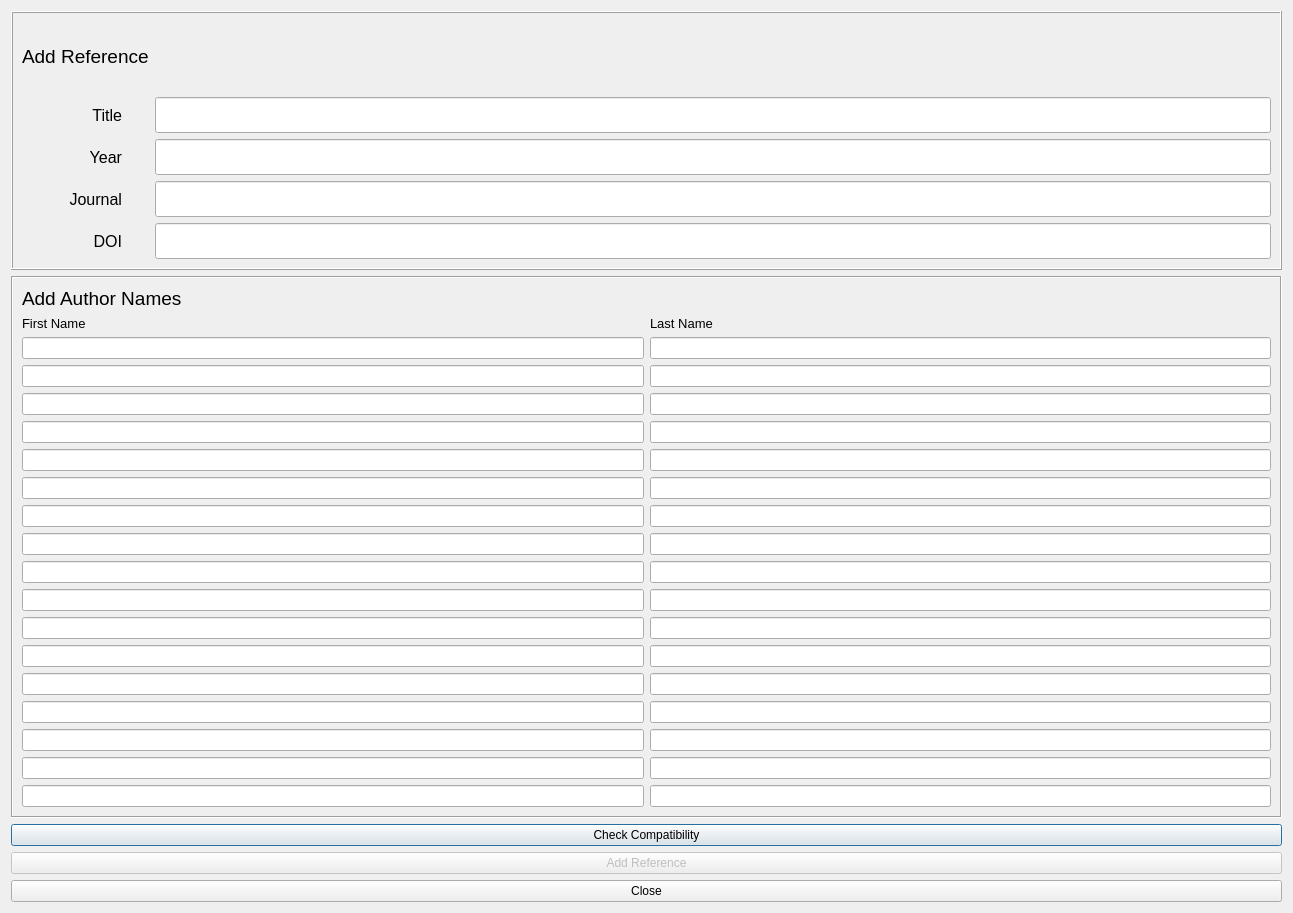
The window that tabs/reference_manager.ui (gusbacos/SUEWS-Database-manager) describes before a commit, drawn with Qt 5.
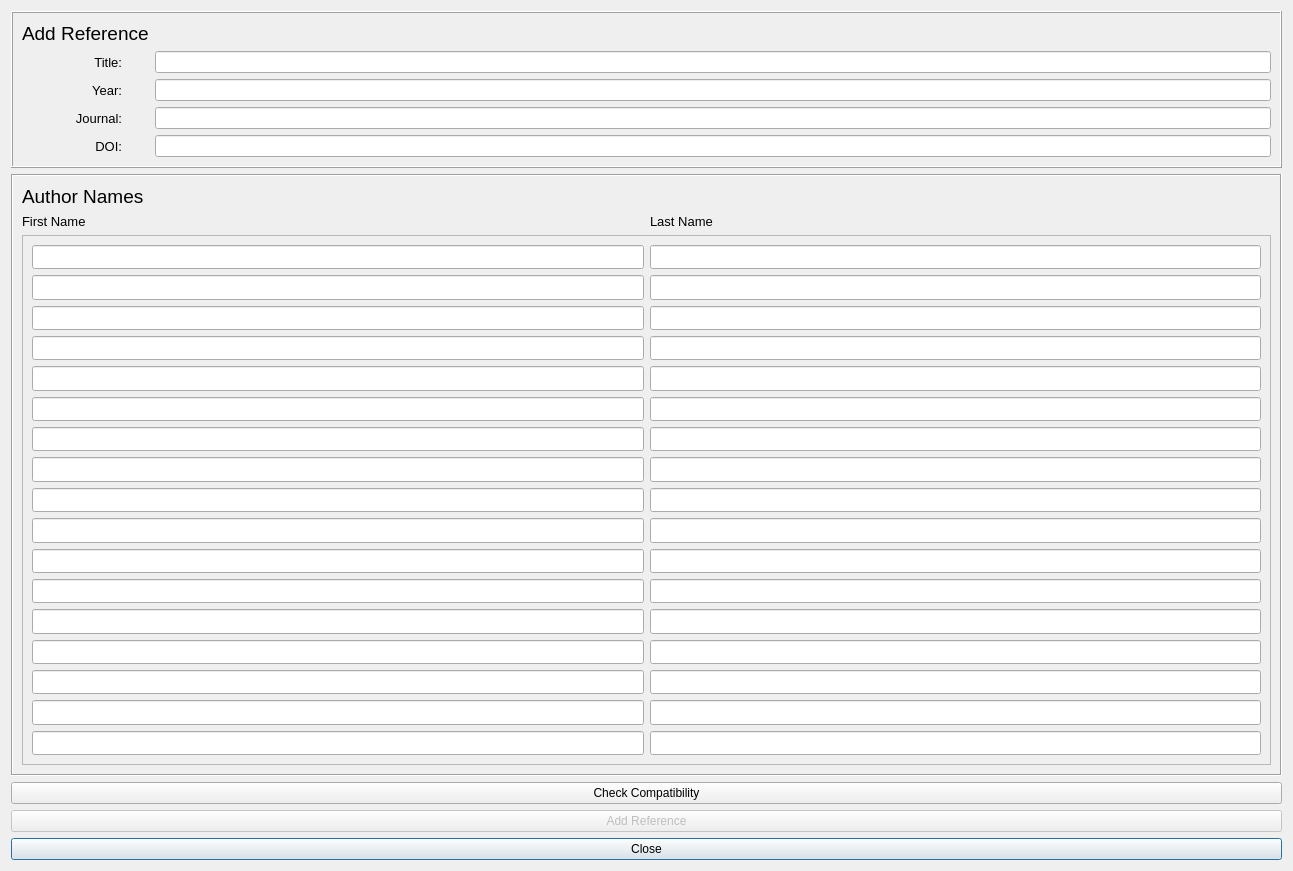
The same window after the commit. Custom widgets are drawn as their Qt base class.

The edit to the form file:
```diff
--- a/tabs/reference_manager.ui
+++ b/tabs/reference_manager.ui
@@ -7,7 +7,7 @@
     <x>0</x>
     <y>0</y>
     <width>1293</width>
-    <height>913</height>
+    <height>871</height>
    </rect>
   </property>
   <property name="windowTitle">
@@ -34,6 +34,54 @@
         </property>
        </widget>
       </item>
+      <item row="3" column="0">
+       <widget class="QLabel" name="label_5">
+        <property name="maximumSize">
+         <size>
+          <width>100</width>
+          <height>16777215</height>
+         </size>
+        </property>
+        <property name="font">
+         <font>
+          <pointsize>10</pointsize>
+          <weight>50</weight>
+          <bold>false</bold>
+          <strikeout>false</strikeout>
+         </font>
+        </property>
+        <property name="text">
+         <string>Journal:</string>
+        </property>
+        <property name="alignment">
+         <set>Qt::AlignRight|Qt::AlignTrailing|Qt::AlignVCenter</set>
+        </property>
+       </widget>
+      </item>
+      <item row="2" column="0">
+       <widget class="QLabel" name="label_4">
+        <property name="maximumSize">
+         <size>
+          <width>100</width>
+          <height>16777215</height>
+         </size>
+        </property>
+        <property name="font">
+         <font>
+          <pointsize>10</pointsize>
+          <weight>50</weight>
+          <bold>false</bold>
+          <strikeout>false</strikeout>
+         </font>
+        </property>
+        <property name="text">
+         <string>Year:</string>
+        </property>
+        <property name="alignment">
+         <set>Qt::AlignRight|Qt::AlignTrailing|Qt::AlignVCenter</set>
+        </property>
+       </widget>
+      </item>
       <item row="1" column="0">
        <widget class="QLabel" name="label_3">
         <property name="maximumSize">
@@ -44,14 +92,14 @@
         </property>
         <property name="font">
          <font>
-          <pointsize>12</pointsize>
+          <pointsize>10</pointsize>
           <weight>50</weight>
           <bold>false</bold>
           <strikeout>false</strikeout>
          </font>
         </property>
         <property name="text">
-         <string>Title</string>
+         <string>Title:</string>
         </property>
         <property name="alignment">
          <set>Qt::AlignRight|Qt::AlignTrailing|Qt::AlignVCenter</set>
@@ -74,83 +122,6 @@
         </property>
        </widget>
       </item>
-      <item row="2" column="0">
-       <widget class="QLabel" name="label_4">
-        <property name="maximumSize">
-         <size>
-          <width>100</width>
-          <height>16777215</height>
-         </size>
-        </property>
-        <property name="font">
-         <font>
-          <pointsize>12</pointsize>
-          <weight>50</weight>
-          <bold>false</bold>
-          <strikeout>false</strikeout>
-         </font>
-        </property>
-        <property name="text">
-         <string>Year</string>
-        </property>
-        <property name="alignment">
-         <set>Qt::AlignRight|Qt::AlignTrailing|Qt::AlignVCenter</set>
-        </property>
-       </widget>
-      </item>
-      <item row="2" column="1">
-       <widget class="QgsFilterLineEdit" name="textEditYear">
-        <property name="maximumSize">
-         <size>
-          <width>16777215</width>
-          <height>36</height>
-         </size>
-        </property>
-        <property name="inputMethodHints">
-         <set>Qt::ImhNone</set>
-        </property>
-        <property name="qgisRelation" stdset="0">
-         <string notr="true"/>
-        </property>
-       </widget>
-      </item>
-      <item row="3" column="0">
-       <widget class="QLabel" name="label_5">
-        <property name="maximumSize">
-         <size>
-          <width>100</width>
-          <height>16777215</height>
-         </size>
-        </property>
-        <property name="font">
-         <font>
-          <pointsize>12</pointsize>
-          <weight>50</weight>
-          <bold>false</bold>
-          <strikeout>false</strikeout>
-         </font>
-        </property>
-        <property name="text">
-         <string>Journal</string>
-        </property>
-        <property name="alignment">
-         <set>Qt::AlignRight|Qt::AlignTrailing|Qt::AlignVCenter</set>
-        </property>
-       </widget>
-      </item>
-      <item row="3" column="1">
-       <widget class="QgsFilterLineEdit" name="textEditJournal">
-        <property name="maximumSize">
-         <size>
-          <width>16777215</width>
-          <height>36</height>
-         </size>
-        </property>
-        <property name="qgisRelation" stdset="0">
-         <string notr="true"/>
-        </property>
-       </widget>
-      </item>
       <item row="4" column="0">
        <widget class="QLabel" name="label_6">
         <property name="maximumSize">
@@ -161,14 +132,14 @@
         </property>
         <property name="font">
          <font>
-          <pointsize>12</pointsize>
+          <pointsize>10</pointsize>
           <weight>50</weight>
           <bold>false</bold>
           <strikeout>false</strikeout>
          </font>
         </property>
         <property name="text">
-         <string>DOI</string>
+         <string>DOI:</string>
         </property>
         <property name="alignment">
          <set>Qt::AlignRight|Qt::AlignTrailing|Qt::AlignVCenter</set>
@@ -188,9 +159,66 @@
         </property>
        </widget>
       </item>
+      <item row="2" column="1">
+       <widget class="QgsFilterLineEdit" name="textEditYear">
+        <property name="maximumSize">
+         <size>
+          <width>16777215</width>
+          <height>36</height>
+         </size>
+        </property>
+        <property name="inputMethodHints">
+         <set>Qt::ImhNone</set>
+        </property>
+        <property name="qgisRelation" stdset="0">
+         <string notr="true"/>
+        </property>
+       </widget>
+      </item>
+      <item row="3" column="1">
+       <widget class="QgsFilterLineEdit" name="textEditJournal">
+        <property name="maximumSize">
+         <size>
+          <width>16777215</width>
+          <height>36</height>
+         </size>
+        </property>
+        <property name="qgisRelation" stdset="0">
+         <string notr="true"/>
+        </property>
+       </widget>
+      </item>
      </layout>
     </widget>
    </item>
+   <item row="2" column="0">
+    <layout class="QGridLayout" name="gridLayout_8">
+     <item row="2" column="0">
+      <widget class="QPushButton" name="pushButtonCancel">
+       <property name="text">
+        <string>Close</string>
+       </property>
+      </widget>
+     </item>
+     <item row="0" column="0">
+      <widget class="QPushButton" name="pushButtonCheck">
+       <property name="text">
+        <string>Check Compatibility</string>
+       </property>
+      </widget>
+     </item>
+     <item row="1" column="0">
+      <widget class="QPushButton" name="pushButtonAddRef">
+       <property name="enabled">
+        <bool>false</bool>
+       </property>
+       <property name="text">
+        <string>Add Reference</string>
+       </property>
+      </widget>
+     </item>
+    </layout>
+   </item>
    <item row="1" column="0">
     <widget class="QFrame" name="frame">
      <property name="frameShape">
@@ -200,29 +228,15 @@
       <enum>QFrame::Sunken</enum>
      </property>
      <layout class="QGridLayout" name="gridLayout">
-      <item row="3" column="1">
-       <widget class="QgsFilterLineEdit" name="textEditLN0_1">
-        <property name="maximumSize">
-         <size>
-          <width>16777215</width>
-          <height>36</height>
-         </size>
+      <item row="0" column="0">
+       <widget class="QLabel" name="label_7">
+        <property name="font">
+         <font>
+          <pointsize>14</pointsize>
+         </font>
         </property>
-        <property name="qgisRelation" stdset="0">
-         <string notr="true"/>
-        </property>
-       </widget>
-      </item>
-      <item row="10" column="1">
-       <widget class="QgsFilterLineEdit" name="textEditLN0_8">
-        <property name="maximumSize">
-         <size>
-          <width>16777215</width>
-          <height>36</height>
-         </size>
-        </property>
-        <property name="qgisRelation" stdset="0">
-         <string notr="true"/>
+        <property name="text">
+         <string>Author Names</string>
         </property>
        </widget>
       </item>
@@ -238,71 +252,6 @@
         </property>
        </widget>
       </item>
-      <item row="6" column="1">
-       <widget class="QgsFilterLineEdit" name="textEditLN0_4">
-        <property name="maximumSize">
-         <size>
-          <width>16777215</width>
-          <height>36</height>
-         </size>
-        </property>
-        <property name="qgisRelation" stdset="0">
-         <string notr="true"/>
-        </property>
-       </widget>
-      </item>
-      <item row="5" column="1">
-       <widget class="QgsFilterLineEdit" name="textEditLN0_3">
-        <property name="maximumSize">
-         <size>
-          <width>16777215</width>
-          <height>36</height>
-         </size>
-        </property>
-        <property name="qgisRelation" stdset="0">
-         <string notr="true"/>
-        </property>
-       </widget>
-      </item>
-      <item row="9" column="1">
-       <widget class="QgsFilterLineEdit" name="textEditLN0_7">
-        <property name="maximumSize">
-         <size>
-          <width>16777215</width>
-          <height>36</height>
-         </size>
-        </property>
-        <property name="qgisRelation" stdset="0">
-         <string notr="true"/>
-        </property>
-       </widget>
-      </item>
-      <item row="8" column="1">
-       <widget class="QgsFilterLineEdit" name="textEditLN0_6">
-        <property name="maximumSize">
-         <size>
-          <width>16777215</width>
-          <height>36</height>
-         </size>
-        </property>
-        <property name="qgisRelation" stdset="0">
-         <string notr="true"/>
-        </property>
-       </widget>
-      </item>
-      <item row="2" column="1">
-       <widget class="QgsFilterLineEdit" name="textEditLN0_0">
-        <property name="maximumSize">
-         <size>
-          <width>16777215</width>
-          <height>36</height>
-         </size>
-        </property>
-        <property name="qgisRelation" stdset="0">
-         <string notr="true"/>
-        </property>
-       </widget>
-      </item>
       <item row="1" column="1">
        <widget class="QLabel" name="label_2">
         <property name="font">
@@ -321,33 +270,31 @@
         </property>
        </widget>
       </item>
-      <item row="4" column="1">
-       <widget class="QgsFilterLineEdit" name="textEditLN0_2">
-        <property name="maximumSize">
-         <size>
-          <width>16777215</width>
-          <height>36</height>
-         </size>
+      <item row="2" column="0" colspan="2">
+       <widget class="QScrollArea" name="scrollArea">
+        <property name="sizePolicy">
+         <sizepolicy hsizetype="Preferred" vsizetype="Expanding">
+          <horstretch>0</horstretch>
+          <verstretch>0</verstretch>
+         </sizepolicy>
         </property>
-        <property name="qgisRelation" stdset="0">
-         <string notr="true"/>
+        <property name="sizeAdjustPolicy">
+         <enum>QAbstractScrollArea::AdjustToContents</enum>
         </property>
-       </widget>
-      </item>
-      <item row="7" column="1">
-       <widget class="QgsFilterLineEdit" name="textEditLN0_5">
-        <property name="maximumSize">
-         <size>
-          <width>16777215</width>
-          <height>36</height>
-         </size>
+        <property name="widgetResizable">
+         <bool>true</bool>
         </property>
-        <property name="qgisRelation" stdset="0">
-         <string notr="true"/>
-        </property>
-       </widget>
-      </item>
-      <item row="2" column="0">
+        <widget class="QWidget" name="scrollAreaWidgetContents_3">
+         <property name="geometry">
+          <rect>
+           <x>0</x>
+           <y>0</y>
+           <width>1263</width>
+           <height>609</height>
+          </rect>
+         </property>
+         <layout class="QGridLayout" name="gridLayout_4">
+          <item row="0" column="0">
        <widget class="QgsFilterLineEdit" name="textEditFN_0">
         <property name="maximumSize">
          <size>
@@ -360,8 +307,8 @@
         </property>
        </widget>
       </item>
-      <item row="14" column="1">
-       <widget class="QgsFilterLineEdit" name="textEditLN0_12">
+          <item row="0" column="1">
+           <widget class="QgsFilterLineEdit" name="textEditLN0_0">
         <property name="maximumSize">
          <size>
           <width>16777215</width>
@@ -373,7 +320,7 @@
         </property>
        </widget>
       </item>
-      <item row="3" column="0">
+          <item row="1" column="0">
        <widget class="QgsFilterLineEdit" name="textEditFN_1">
         <property name="maximumSize">
          <size>
@@ -386,7 +333,241 @@
         </property>
        </widget>
       </item>
-      <item row="12" column="1">
+          <item row="1" column="1">
+           <widget class="QgsFilterLineEdit" name="textEditLN0_1">
+            <property name="maximumSize">
+             <size>
+              <width>16777215</width>
+              <height>36</height>
+             </size>
+            </property>
+            <property name="qgisRelation" stdset="0">
+             <string notr="true"/>
+            </property>
+           </widget>
+          </item>
+          <item row="2" column="0">
+           <widget class="QgsFilterLineEdit" name="textEditFN_2">
+            <property name="maximumSize">
+             <size>
+              <width>16777215</width>
+              <height>36</height>
+             </size>
+            </property>
+            <property name="qgisRelation" stdset="0">
+             <string notr="true"/>
+            </property>
+           </widget>
+          </item>
+          <item row="2" column="1">
+           <widget class="QgsFilterLineEdit" name="textEditLN0_2">
+            <property name="maximumSize">
+             <size>
+              <width>16777215</width>
+              <height>36</height>
+             </size>
+            </property>
+            <property name="qgisRelation" stdset="0">
+             <string notr="true"/>
+            </property>
+           </widget>
+          </item>
+          <item row="3" column="0">
+           <widget class="QgsFilterLineEdit" name="textEditFN_3">
+            <property name="maximumSize">
+             <size>
+              <width>16777215</width>
+              <height>36</height>
+             </size>
+            </property>
+            <property name="qgisRelation" stdset="0">
+             <string notr="true"/>
+            </property>
+           </widget>
+          </item>
+          <item row="3" column="1">
+           <widget class="QgsFilterLineEdit" name="textEditLN0_3">
+            <property name="maximumSize">
+             <size>
+              <width>16777215</width>
+              <height>36</height>
+             </size>
+            </property>
+            <property name="qgisRelation" stdset="0">
+             <string notr="true"/>
+            </property>
+           </widget>
+          </item>
+          <item row="4" column="0">
+           <widget class="QgsFilterLineEdit" name="textEditFN_4">
+            <property name="maximumSize">
+             <size>
+              <width>16777215</width>
+              <height>36</height>
+             </size>
+            </property>
+            <property name="qgisRelation" stdset="0">
+             <string notr="true"/>
+            </property>
+           </widget>
+          </item>
+          <item row="4" column="1">
+           <widget class="QgsFilterLineEdit" name="textEditLN0_4">
+            <property name="maximumSize">
+             <size>
+              <width>16777215</width>
+              <height>36</height>
+             </size>
+            </property>
+            <property name="qgisRelation" stdset="0">
+             <string notr="true"/>
+            </property>
+           </widget>
+          </item>
+          <item row="5" column="0">
+           <widget class="QgsFilterLineEdit" name="textEditFN_5">
+            <property name="maximumSize">
+             <size>
+              <width>16777215</width>
+              <height>36</height>
+             </size>
+            </property>
+            <property name="qgisRelation" stdset="0">
+             <string notr="true"/>
+            </property>
+           </widget>
+          </item>
+          <item row="5" column="1">
+           <widget class="QgsFilterLineEdit" name="textEditLN0_5">
+            <property name="maximumSize">
+             <size>
+              <width>16777215</width>
+              <height>36</height>
+             </size>
+            </property>
+            <property name="qgisRelation" stdset="0">
+             <string notr="true"/>
+            </property>
+           </widget>
+          </item>
+          <item row="6" column="0">
+           <widget class="QgsFilterLineEdit" name="textEditFN_6">
+            <property name="maximumSize">
+             <size>
+              <width>16777215</width>
+              <height>36</height>
+             </size>
+            </property>
+            <property name="qgisRelation" stdset="0">
+             <string notr="true"/>
+            </property>
+           </widget>
+          </item>
+          <item row="6" column="1">
+           <widget class="QgsFilterLineEdit" name="textEditLN0_6">
+            <property name="maximumSize">
+             <size>
+              <width>16777215</width>
+              <height>36</height>
+             </size>
+            </property>
+            <property name="qgisRelation" stdset="0">
+             <string notr="true"/>
+            </property>
+           </widget>
+          </item>
+          <item row="7" column="0">
+           <widget class="QgsFilterLineEdit" name="textEditFN_7">
+            <property name="maximumSize">
+             <size>
+              <width>16777215</width>
+              <height>36</height>
+             </size>
+            </property>
+            <property name="qgisRelation" stdset="0">
+             <string notr="true"/>
+            </property>
+           </widget>
+          </item>
+          <item row="7" column="1">
+           <widget class="QgsFilterLineEdit" name="textEditLN0_7">
+            <property name="maximumSize">
+             <size>
+              <width>16777215</width>
+              <height>36</height>
+             </size>
+            </property>
+            <property name="qgisRelation" stdset="0">
+             <string notr="true"/>
+            </property>
+           </widget>
+          </item>
+          <item row="8" column="0">
+           <widget class="QgsFilterLineEdit" name="textEditFN_8">
+            <property name="maximumSize">
+             <size>
+              <width>16777215</width>
+              <height>36</height>
+             </size>
+            </property>
+            <property name="qgisRelation" stdset="0">
+             <string notr="true"/>
+            </property>
+           </widget>
+          </item>
+          <item row="8" column="1">
+           <widget class="QgsFilterLineEdit" name="textEditLN0_8">
+            <property name="maximumSize">
+             <size>
+              <width>16777215</width>
+              <height>36</height>
+             </size>
+            </property>
+            <property name="qgisRelation" stdset="0">
+             <string notr="true"/>
+            </property>
+           </widget>
+          </item>
+          <item row="9" column="0">
+           <widget class="QgsFilterLineEdit" name="textEditFN_9">
+            <property name="maximumSize">
+             <size>
+              <width>16777215</width>
+              <height>36</height>
+             </size>
+            </property>
+            <property name="qgisRelation" stdset="0">
+             <string notr="true"/>
+            </property>
+           </widget>
+          </item>
+          <item row="9" column="1">
+           <widget class="QgsFilterLineEdit" name="textEditLN0_9">
+            <property name="maximumSize">
+             <size>
+              <width>16777215</width>
+              <height>36</height>
+             </size>
+            </property>
+            <property name="qgisRelation" stdset="0">
+             <string notr="true"/>
+            </property>
+           </widget>
+          </item>
+          <item row="10" column="0">
+           <widget class="QgsFilterLineEdit" name="textEditFN_10">
+            <property name="maximumSize">
+             <size>
+              <width>16777215</width>
+              <height>36</height>
+             </size>
+            </property>
+            <property name="qgisRelation" stdset="0">
+             <string notr="true"/>
+            </property>
+           </widget>
+          </item>
+          <item row="10" column="1">
        <widget class="QgsFilterLineEdit" name="textEditLN0_10">
         <property name="maximumSize">
          <size>
@@ -399,47 +580,8 @@
         </property>
        </widget>
       </item>
-      <item row="15" column="1">
-       <widget class="QgsFilterLineEdit" name="textEditLN0_13">
-        <property name="maximumSize">
-         <size>
-          <width>16777215</width>
-          <height>36</height>
-         </size>
-        </property>
-        <property name="qgisRelation" stdset="0">
-         <string notr="true"/>
-        </property>
-       </widget>
-      </item>
-      <item row="18" column="1">
-       <widget class="QgsFilterLineEdit" name="textEditLN0_16">
-        <property name="maximumSize">
-         <size>
-          <width>16777215</width>
-          <height>36</height>
-         </size>
-        </property>
-        <property name="qgisRelation" stdset="0">
-         <string notr="true"/>
-        </property>
-       </widget>
-      </item>
-      <item row="16" column="1">
-       <widget class="QgsFilterLineEdit" name="textEditLN0_14">
-        <property name="maximumSize">
-         <size>
-          <width>16777215</width>
-          <height>36</height>
-         </size>
-        </property>
-        <property name="qgisRelation" stdset="0">
-         <string notr="true"/>
-        </property>
-       </widget>
-      </item>
-      <item row="17" column="1">
-       <widget class="QgsFilterLineEdit" name="textEditLN0_15">
+          <item row="11" column="0">
+           <widget class="QgsFilterLineEdit" name="textEditFN_11">
         <property name="maximumSize">
          <size>
           <width>16777215</width>
@@ -452,19 +594,6 @@
        </widget>
       </item>
       <item row="11" column="1">
-       <widget class="QgsFilterLineEdit" name="textEditLN0_9">
-        <property name="maximumSize">
-         <size>
-          <width>16777215</width>
-          <height>36</height>
-         </size>
-        </property>
-        <property name="qgisRelation" stdset="0">
-         <string notr="true"/>
-        </property>
-       </widget>
-      </item>
-      <item row="13" column="1">
        <widget class="QgsFilterLineEdit" name="textEditLN0_11">
         <property name="maximumSize">
          <size>
@@ -478,7 +607,7 @@
        </widget>
       </item>
       <item row="12" column="0">
-       <widget class="QgsFilterLineEdit" name="textEditFN_10">
+           <widget class="QgsFilterLineEdit" name="textEditFN_12">
         <property name="maximumSize">
          <size>
           <width>16777215</width>
@@ -490,21 +619,8 @@
         </property>
        </widget>
       </item>
-      <item row="7" column="0">
-       <widget class="QgsFilterLineEdit" name="textEditFN_5">
-        <property name="maximumSize">
-         <size>
-          <width>16777215</width>
-          <height>36</height>
-         </size>
-        </property>
-        <property name="qgisRelation" stdset="0">
-         <string notr="true"/>
-        </property>
-       </widget>
-      </item>
-      <item row="9" column="0">
-       <widget class="QgsFilterLineEdit" name="textEditFN_7">
+          <item row="12" column="1">
+           <widget class="QgsFilterLineEdit" name="textEditLN0_12">
         <property name="maximumSize">
          <size>
           <width>16777215</width>
@@ -517,7 +633,20 @@
        </widget>
       </item>
       <item row="13" column="0">
-       <widget class="QgsFilterLineEdit" name="textEditFN_11">
+           <widget class="QgsFilterLineEdit" name="textEditFN_13">
+            <property name="maximumSize">
+             <size>
+              <width>16777215</width>
+              <height>36</height>
+             </size>
+            </property>
+            <property name="qgisRelation" stdset="0">
+             <string notr="true"/>
+            </property>
+           </widget>
+          </item>
+          <item row="13" column="1">
+           <widget class="QgsFilterLineEdit" name="textEditLN0_13">
         <property name="maximumSize">
          <size>
           <width>16777215</width>
@@ -530,97 +659,6 @@
        </widget>
       </item>
       <item row="14" column="0">
-       <widget class="QgsFilterLineEdit" name="textEditFN_12">
-        <property name="maximumSize">
-         <size>
-          <width>16777215</width>
-          <height>36</height>
-         </size>
-        </property>
-        <property name="qgisRelation" stdset="0">
-         <string notr="true"/>
-        </property>
-       </widget>
-      </item>
-      <item row="5" column="0">
-       <widget class="QgsFilterLineEdit" name="textEditFN_3">
-        <property name="maximumSize">
-         <size>
-          <width>16777215</width>
-          <height>36</height>
-         </size>
-        </property>
-        <property name="qgisRelation" stdset="0">
-         <string notr="true"/>
-        </property>
-       </widget>
-      </item>
-      <item row="4" column="0">
-       <widget class="QgsFilterLineEdit" name="textEditFN_2">
-        <property name="maximumSize">
-         <size>
-          <width>16777215</width>
-          <height>36</height>
-         </size>
-        </property>
-        <property name="qgisRelation" stdset="0">
-         <string notr="true"/>
-        </property>
-       </widget>
-      </item>
-      <item row="10" column="0">
-       <widget class="QgsFilterLineEdit" name="textEditFN_8">
-        <property name="maximumSize">
-         <size>
-          <width>16777215</width>
-          <height>36</height>
-         </size>
-        </property>
-        <property name="qgisRelation" stdset="0">
-         <string notr="true"/>
-        </property>
-       </widget>
-      </item>
-      <item row="11" column="0">
-       <widget class="QgsFilterLineEdit" name="textEditFN_9">
-        <property name="maximumSize">
-         <size>
-          <width>16777215</width>
-          <height>36</height>
-         </size>
-        </property>
-        <property name="qgisRelation" stdset="0">
-         <string notr="true"/>
-        </property>
-       </widget>
-      </item>
-      <item row="6" column="0">
-       <widget class="QgsFilterLineEdit" name="textEditFN_4">
-        <property name="maximumSize">
-         <size>
-          <width>16777215</width>
-          <height>36</height>
-         </size>
-        </property>
-        <property name="qgisRelation" stdset="0">
-         <string notr="true"/>
-        </property>
-       </widget>
-      </item>
-      <item row="8" column="0">
-       <widget class="QgsFilterLineEdit" name="textEditFN_6">
-        <property name="maximumSize">
-         <size>
-          <width>16777215</width>
-          <height>36</height>
-         </size>
-        </property>
-        <property name="qgisRelation" stdset="0">
-         <string notr="true"/>
-        </property>
-       </widget>
-      </item>
-      <item row="16" column="0">
        <widget class="QgsFilterLineEdit" name="textEditFN_14">
         <property name="maximumSize">
          <size>
@@ -633,8 +671,8 @@
         </property>
        </widget>
       </item>
-      <item row="17" column="0">
-       <widget class="QgsFilterLineEdit" name="textEditFN_15">
+          <item row="14" column="1">
+           <widget class="QgsFilterLineEdit" name="textEditLN0_14">
         <property name="maximumSize">
          <size>
           <width>16777215</width>
@@ -647,7 +685,7 @@
        </widget>
       </item>
       <item row="15" column="0">
-       <widget class="QgsFilterLineEdit" name="textEditFN_13">
+           <widget class="QgsFilterLineEdit" name="textEditFN_15">
         <property name="maximumSize">
          <size>
           <width>16777215</width>
@@ -659,7 +697,20 @@
         </property>
        </widget>
       </item>
-      <item row="18" column="0">
+          <item row="15" column="1">
+           <widget class="QgsFilterLineEdit" name="textEditLN0_15">
+            <property name="maximumSize">
+             <size>
+              <width>16777215</width>
+              <height>36</height>
+             </size>
+            </property>
+            <property name="qgisRelation" stdset="0">
+             <string notr="true"/>
+            </property>
+           </widget>
+          </item>
+          <item row="16" column="0">
        <widget class="QgsFilterLineEdit" name="textEditFN_16">
         <property name="maximumSize">
          <size>
@@ -672,48 +723,25 @@
         </property>
        </widget>
       </item>
-      <item row="0" column="0">
-       <widget class="QLabel" name="label_7">
-        <property name="font">
-         <font>
-          <pointsize>14</pointsize>
-         </font>
-        </property>
-        <property name="text">
-         <string>Add Author Names</string>
+          <item row="16" column="1">
+           <widget class="QgsFilterLineEdit" name="textEditLN0_16">
+            <property name="maximumSize">
+             <size>
+              <width>16777215</width>
+              <height>36</height>
+             </size>
+            </property>
+            <property name="qgisRelation" stdset="0">
+             <string notr="true"/>
         </property>
        </widget>
       </item>
      </layout>
     </widget>
-   </item>
-   <item row="2" column="0">
-    <layout class="QGridLayout" name="gridLayout_8">
-     <item row="0" column="0">
-      <widget class="QPushButton" name="pushButtonCheck">
-       <property name="text">
-        <string>Check Compatibility</string>
-       </property>
-      </widget>
-     </item>
-     <item row="2" column="0">
-      <widget class="QPushButton" name="pushButtonCancel">
-       <property name="text">
-        <string>Close</string>
-       </property>
-      </widget>
-     </item>
-     <item row="1" column="0">
-      <widget class="QPushButton" name="pushButtonAddRef">
-       <property name="enabled">
-        <bool>false</bool>
-       </property>
-       <property name="text">
-        <string>Add Reference</string>
-       </property>
-      </widget>
-     </item>
-    </layout>
+       </widget>
+      </item>
+     </layout>
+    </widget>
    </item>
   </layout>
  </widget>
```
Lines whose indentation alone changed are shown as unchanged.
